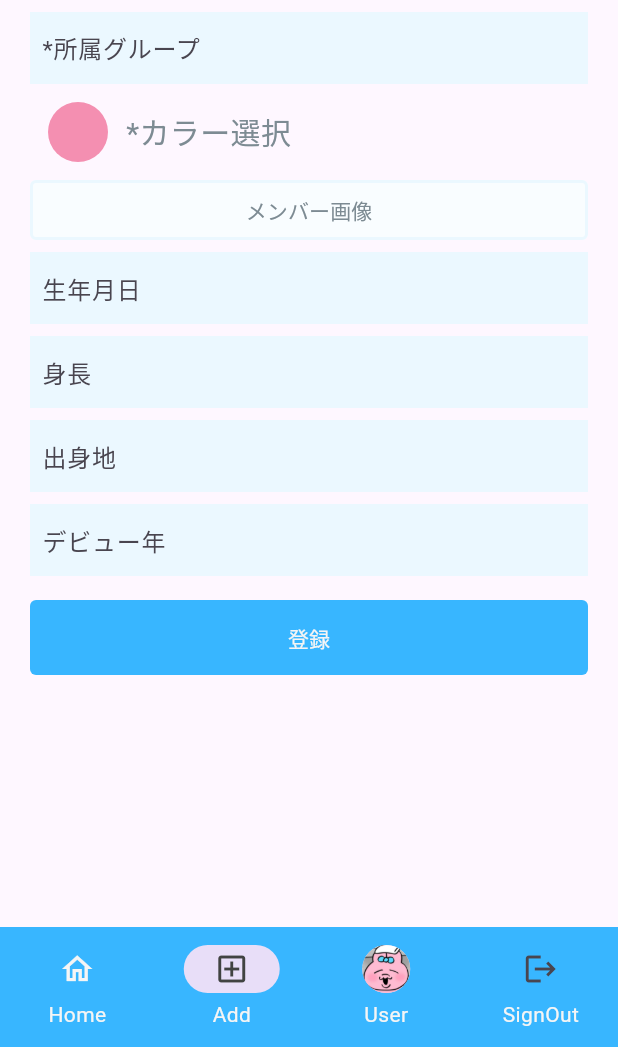
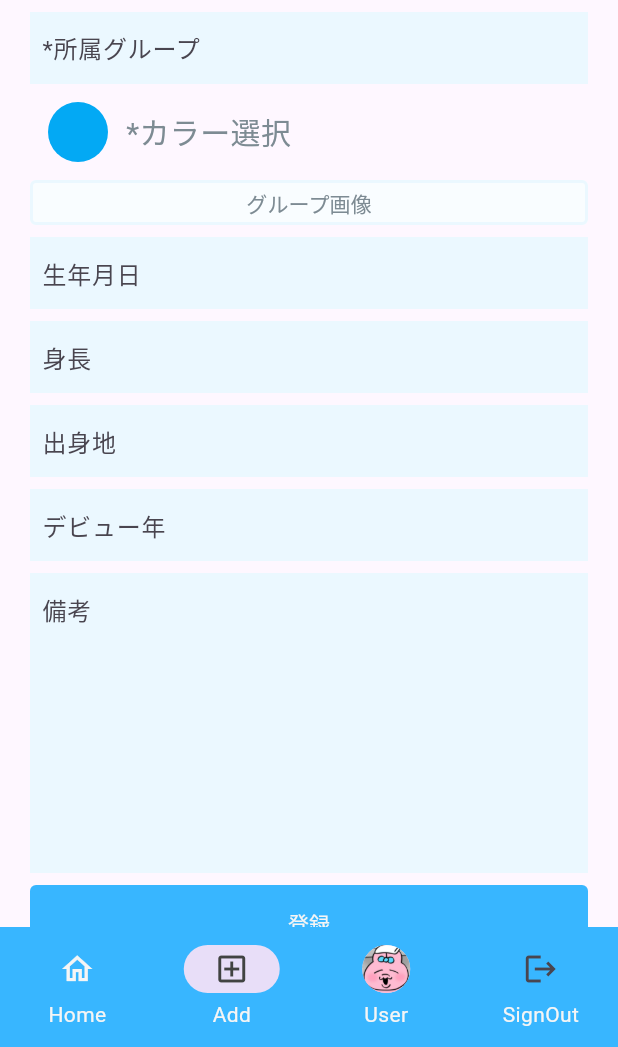
Before and after one commit to miz8462/kimikoe, a Flutter app: the AddIdolScreen screen opened by its route, on a phone screen of 412 x 824 dp, the part 189-1236 px from its top. Run offline on Flutter 3.47's test engine with Material 3 defaults, Android fonts, the phone set to English and light mode, and no system bars; our stand-ins replace flutter_colorpicker, flutter_datetime_picker_plus, flutter_dotenv, flutter_riverpod, flutter_svg, gap and 4 more; accounts and stored records are empty; project files that could hold a hidden picture were left out.

Commit message:
色選択の実装

```diff
--- a/lib/screens/post/add_group.dart
+++ b/lib/screens/post/add_group.dart
@@ -12,7 +12,7 @@ import 'package:kimikoe_app/provider/groups_notifier.dart';
 import 'package:kimikoe_app/screens/appbar/top_bar.dart';
 import 'package:kimikoe_app/utils/formatter.dart';
 import 'package:kimikoe_app/utils/validator/validator.dart';
-import 'package:kimikoe_app/utils/year_picker.dart';
+import 'package:kimikoe_app/utils/pickers/year_picker.dart';
 import 'package:kimikoe_app/widgets/buttons/image_input_button.dart';
 import 'package:kimikoe_app/widgets/buttons/styled_button.dart';
 import 'package:kimikoe_app/widgets/forms/drum_roll_form.dart';
--- a/lib/screens/post/add_idol.dart
+++ b/lib/screens/post/add_idol.dart
@@ -1,20 +1,26 @@
 import 'dart:io';
 
 import 'package:flutter/material.dart';
+import 'package:flutter_colorpicker/flutter_colorpicker.dart';
 import 'package:flutter_datetime_picker_plus/flutter_datetime_picker_plus.dart'
     as picker;
 import 'package:gap/gap.dart';
 import 'package:go_router/go_router.dart';
 import 'package:kimikoe_app/config/config.dart';
+import 'package:kimikoe_app/models/enums/idol_colors.dart';
 import 'package:kimikoe_app/screens/appbar/top_bar.dart';
 import 'package:kimikoe_app/utils/formatter.dart';
-import 'package:kimikoe_app/utils/int_picker.dart';
+import 'package:kimikoe_app/utils/pickers/int_picker.dart';
+import 'package:kimikoe_app/utils/pickers/year_picker.dart';
 import 'package:kimikoe_app/utils/validator/validator.dart';
-import 'package:kimikoe_app/utils/year_picker.dart';
 import 'package:kimikoe_app/widgets/buttons/circular_button.dart';
+import 'package:kimikoe_app/widgets/buttons/image_input_button.dart';
 import 'package:kimikoe_app/widgets/buttons/styled_button.dart';
 import 'package:kimikoe_app/widgets/forms/drum_roll_form.dart';
+import 'package:kimikoe_app/widgets/forms/expanded_text_form.dart';
 import 'package:kimikoe_app/widgets/forms/text_input_form.dart';
+
+List<Color> colorsList = IdolColors.values.map((color) => color.rgb).toList();
 
 class AddIdolScreen extends StatefulWidget {
   const AddIdolScreen({super.key});
@@ -31,13 +37,14 @@ class _AddIdolScreenState extends State<AddIdolScreen> {
 
   var _enteredIdolName = '';
   var _enteredGroup = '';
-  Color _selectedColor = Colors.white;
+  Color _selectedColor = Colors.lightBlue;
   File? _selectedImage;
   String? _selectedBirthday;
   String? _formattedBirthday;
   String? _selectedHeight;
   var _enteredHometown = '';
   String? _selectedDebutYear;
+  String _enteredComment = '';
 
   var _isSending = false;
 
@@ -75,7 +82,7 @@ class _AddIdolScreenState extends State<AddIdolScreen> {
     await showModalBottomSheet(
       context: context,
       builder: (BuildContext context) {
-        return Container(
+        return SizedBox(
           height: MediaQuery.of(context).size.height / 3,
           child: IntPicker(
             startNum: 100,
@@ -103,6 +110,27 @@ class _AddIdolScreenState extends State<AddIdolScreen> {
           formatStyle: 'yyyy',
         );
         _debutYearController.text = _selectedDebutYear!;
+      },
+    );
+  }
+
+  void _pickColor() async {
+    await showModalBottomSheet(
+      context: context,
+      builder: (BuildContext context) {
+        return SizedBox(
+          height: MediaQuery.of(context).size.height / 2,
+          child: BlockPicker(
+            pickerColor: _selectedColor,
+            onColorChanged: (color) {
+              setState(() {
+                _selectedColor = color;
+              });
+              context.pop();
+            },
+            availableColors: colorsList,
+          ),
+        );
       },
     );
   }
@@ -145,23 +173,25 @@ class _AddIdolScreenState extends State<AddIdolScreen> {
                 // 歌詞で表示する個人カラー選択
                 Row(
                   children: [
-                    CircularButton(color: Colors.pink.shade200),
+                    CircularButton(
+                      color: _selectedColor,
+                      onPressed: _pickColor,
+                    ),
                     const Text(
                       '*カラー選択',
-                      style: TextStyle(color: textGray, fontSize: fontM),
+                      style: TextStyle(
+                        color: textGray,
+                        fontSize: fontM,
+                      ),
                     ),
                   ],
                 ),
                 const Gap(spaceWidthS),
-                StyledButton(
-                  'メンバー画像',
-                  onPressed: () {},
-                  isSending: _isSending,
-                  textColor: textGray,
-                  backgroundColor: backgroundWhite,
-                  buttonSize: buttonM,
-                  borderSide: BorderSide(
-                      color: backgroundLightBlue, width: borderWidth),
+                ImageInput(
+                  onPickImage: (image) {
+                    _selectedImage = image;
+                  },
+                  label: 'グループ画像',
                 ),
                 const Gap(spaceWidthS),
                 PickerForm(
@@ -210,7 +240,14 @@ class _AddIdolScreenState extends State<AddIdolScreen> {
                   },
                 ),
                 const Gap(spaceWidthS),
-                // const ExpandedTextForm(label: 'その他、備考'),
+                ExpandedTextForm(
+                  onTextChanged: (value) {
+                    setState(() {
+                      _enteredComment = value!;
+                    });
+                  },
+                  label: '備考',
+                ),
                 const Gap(spaceWidthS),
                 StyledButton(
                   '登録',
--- /dev/null
+++ b/lib/utils/pickers/color_picker.dart
@@ -0,0 +1,3 @@
+import 'package:flutter_colorpicker/flutter_colorpicker.dart';
+
+// class ColorPicker extends BlockPicker {}
--- a/lib/widgets/buttons/circular_button.dart
+++ b/lib/widgets/buttons/circular_button.dart
@@ -3,16 +3,18 @@ import 'package:kimikoe_app/config/config.dart';
 
 class CircularButton extends StatelessWidget {
   const CircularButton({
+    super.key,
     this.color = mainBlue,
-    super.key,
+    required this.onPressed,
   });
 
   final Color color;
+  final void Function() onPressed;
 
   @override
   Widget build(BuildContext context) {
     return OutlinedButton(
-      onPressed: () {},
+      onPressed: onPressed,
       style: OutlinedButton.styleFrom(
         backgroundColor: color,
         shape: const CircleBorder(),
--- a/lib/widgets/forms/expanded_text_form.dart
+++ b/lib/widgets/forms/expanded_text_form.dart
@@ -21,7 +21,7 @@ class _ExpandedTextFormState extends State<ExpandedTextForm> {
   @override
   Widget build(BuildContext context) {
     return Container(
-      height: 300,
+      height: 200,
       color: backgroundLightBlue,
       child: TextFormField(
         decoration: InputDecoration(
--- a/pubspec.yaml
+++ b/pubspec.yaml
@@ -50,6 +50,7 @@ dependencies:
   image_picker: ^1.1.2
   flutter_datetime_picker_plus: ^2.2.0
   intl: ^0.19.0
+  flutter_colorpicker: ^1.1.0
 
 dev_dependencies:
   flutter_test:
```
Also changed, not shown: lib/utils/pickers/int_picker.dart (renamed from lib/utils/int_picker.dart), lib/utils/pickers/year_picker.dart (renamed from lib/utils/year_picker.dart), pubspec.lock.
